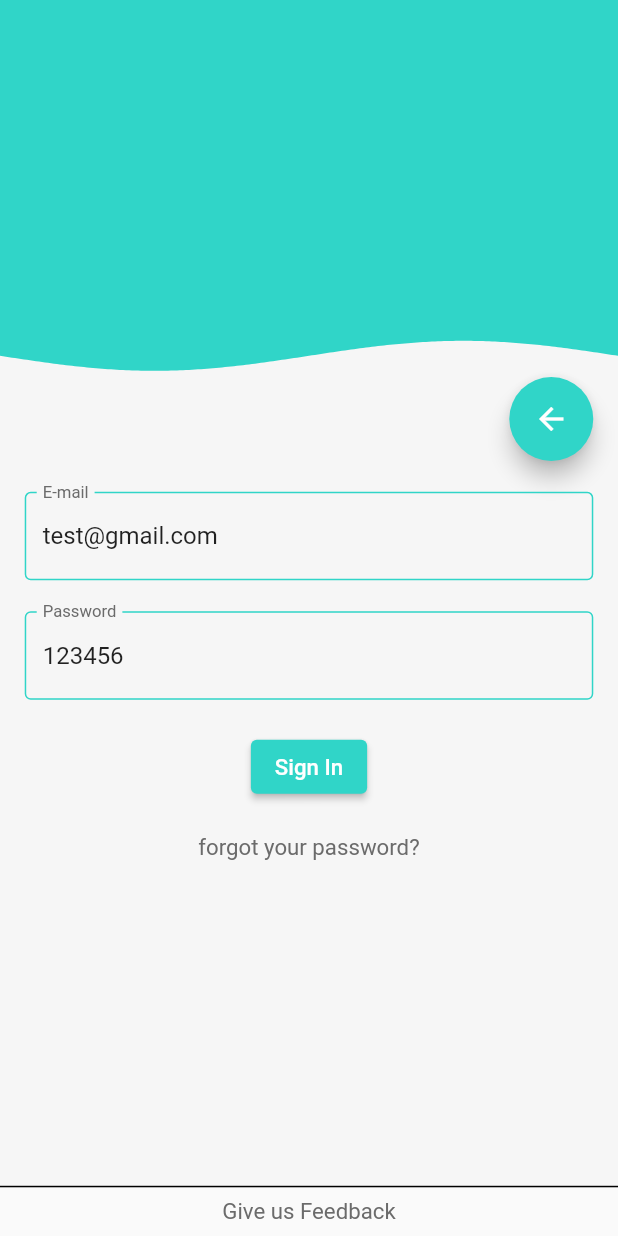
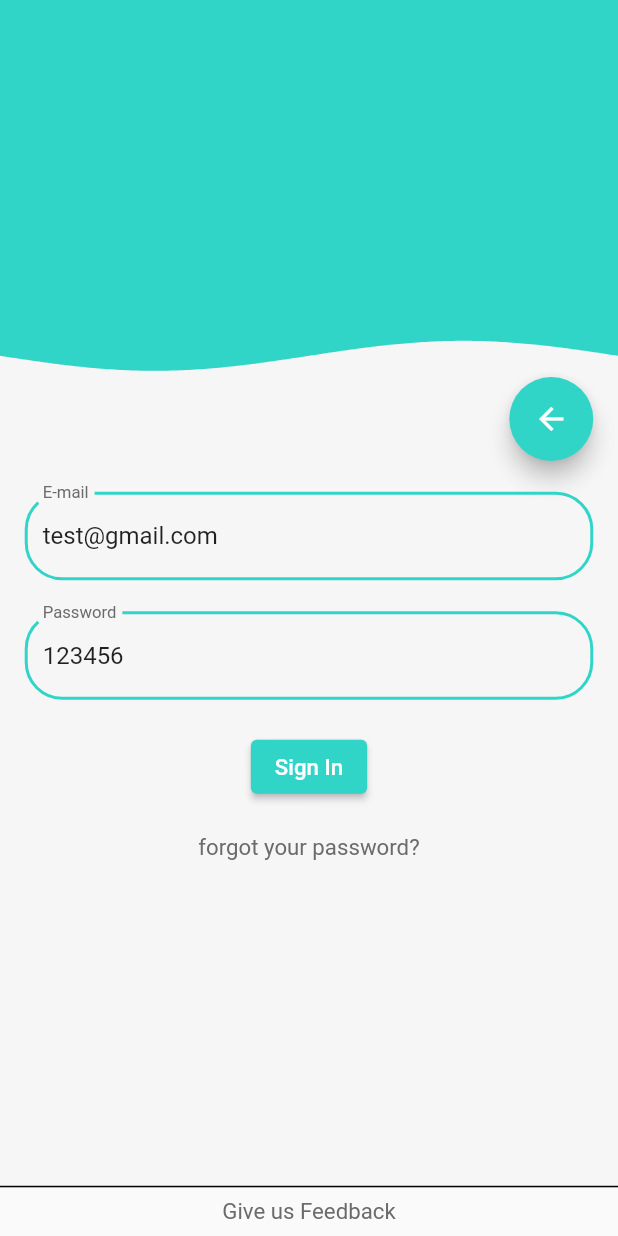
Before and after one commit to yusufguntav/TO-DO-Planner, a Flutter app: the screen it shows after launch, after a tap on "Sign In", on a phone screen of 412 x 824 dp. Run offline on Flutter 3.47's test engine with Material 2 defaults, Android fonts, the phone set to English and light mode, and no system bars; drawn by our look-alikes of wave; our stand-ins replace flutter_keyboard_visibility, flutter_secure_storage, flutter_spinkit, get; missing offline and left inert: drag_and_drop_lists; network calls fail.

```diff
--- a/lib/app/pages/welcomeScreens/components/signInPage/signInPage.dart
+++ b/lib/app/pages/welcomeScreens/components/signInPage/signInPage.dart
@@ -8,6 +8,7 @@ import 'package:to_do_app/core/variables/enums.dart';
 import 'package:to_do_app/core/variables/standartMeasurementUnits.dart';
 import 'package:to_do_app/core/widgets/buttons/customButton.dart';
 import 'package:to_do_app/core/widgets/texts/customText.dart';
+import 'package:to_do_app/core/widgets/texts/customTextFormField.dart';
 
 class SignInPage extends GetView<SignInPageController> {
   const SignInPage({super.key});
@@ -26,15 +27,19 @@ class SignInPage extends GetView<SignInPageController> {
               children: [
                 backButton(),
                 SizedBox(height: StandartMeasurementUnits.extraHighPadding),
-                TextFormField(
-                    controller: controller.getControllers[SignInFields.email],
-                    validator: (val) => controller.isValidEmail(val),
-                    decoration: InputDecoration(label: CustomText('E-mail'))),
+                CustomTextFormField(
+                  controller: controller.getControllers[SignInFields.email],
+                  isValidController: controller.isValidEmail,
+                  color: MainPages.today.getPageColor,
+                  label: 'E-mail',
+                ),
                 SizedBox(height: StandartMeasurementUnits.extraHighPadding),
-                TextFormField(
-                    controller: controller.getControllers[SignInFields.password],
-                    validator: (val) => controller.isValidPassword(val),
-                    decoration: InputDecoration(label: CustomText('Password'))),
+                CustomTextFormField(
+                  controller: controller.getControllers[SignInFields.password],
+                  isValidController: controller.isValidPassword,
+                  color: MainPages.today.getPageColor,
+                  label: 'Password',
+                ),
                 SizedBox(height: StandartMeasurementUnits.extraHighPadding),
                 signInButton(),
                 SizedBox(height: StandartMeasurementUnits.extraHighPadding),
--- a/lib/core/models/category.dart
+++ b/lib/core/models/category.dart
@@ -1,4 +1,5 @@
 class CategoryModel {
-  String name;
-  CategoryModel(this.name);
+  String? name;
+  String? description;
+  CategoryModel(this.name, this.description);
 }
--- a/lib/core/variables/colorTable.dart
+++ b/lib/core/variables/colorTable.dart
@@ -14,7 +14,7 @@ class ColorTable {
   static Color get getReversedTextColor => Get.isDarkMode ? Colors.black : Colors.white;
   static Color get getTitleColor => const Color.fromARGB(255, 48, 213, 200);
   static Color get getHintTextColor => Colors.grey;
-  static Color get getNegativeButtonColor => Colors.red;
-  static Color get getPositiveButtonColor => Colors.green;
-  static Color get getNeutralButtonColor => Colors.grey;
+  static Color get getNegativeColor => Colors.red;
+  static Color get getPositiveColor => Colors.green;
+  static Color get getNeutralColor => Colors.grey;
 }
--- a/lib/core/widgets/buttons/customListTileButton.dart
+++ b/lib/core/widgets/buttons/customListTileButton.dart
@@ -15,7 +15,7 @@ class CustomListTileButton extends StatelessWidget {
     return Padding(
       padding: EdgeInsets.only(top: topPadding ?? 0),
       child: ListTile(
-        onTap: onTapFunction ?? () {},
+        onTap: onTapFunction,
         shape: RoundedRectangleBorder(
           side: BorderSide(color: borderColor),
           borderRadius: BorderRadius.circular(20),
--- a/lib/core/widgets/taskCard.dart
+++ b/lib/core/widgets/taskCard.dart
@@ -4,7 +4,7 @@ import 'package:flutter/material.dart';
 import 'package:get/get.dart';
 import 'package:to_do_app/core/models/task.dart';
 import 'package:to_do_app/core/variables/colorTable.dart';
-import 'package:to_do_app/core/widgets/alertDialog/customDialog.dart';
+import 'package:to_do_app/core/widgets/dialogs/customDialog.dart';
 
 import '../variables/enums.dart';
 import '../variables/standartMeasurementUnits.dart';
@@ -84,7 +84,7 @@ class TaskCard extends StatelessWidget {
               SizedBox(width: StandartMeasurementUnits.normalPadding),
               Expanded(
                 child: ElevatedButton(
-                  style: ElevatedButton.styleFrom(backgroundColor: ColorTable.getNegativeButtonColor),
+                  style: ElevatedButton.styleFrom(backgroundColor: ColorTable.getNegativeColor),
                   onPressed: () {},
                   child: const Icon(Icons.delete),
                 ),
--- /dev/null
+++ b/lib/core/widgets/texts/customTextFormField.dart
@@ -0,0 +1,71 @@
+import 'package:flutter/material.dart';
+import 'package:to_do_app/core/variables/colorTable.dart';
+
+import 'customText.dart';
+
+class CustomTextFormField extends StatelessWidget {
+  const CustomTextFormField(
+      {super.key, this.isValidController, required this.controller, required this.color, this.label = '', this.required = false});
+  final Function? isValidController;
+  final TextEditingController? controller;
+  final bool required;
+  final String label;
+  final Color color;
+  @override
+  Widget build(BuildContext context) {
+    return TextFormField(
+      //TODO Cursor altındaki bubble rengi nasıl değiştrilir
+      cursorColor: color,
+      controller: controller,
+      validator: isValidController != null
+          ? (val) => isValidController!(val)
+          : (val) {
+              return null;
+            },
+      decoration: InputDecoration(
+        label: CustomText(required ? '$label*' : label),
+        focusedBorder: OutlineInputBorder(
+          borderRadius: BorderRadius.circular(25.0),
+          borderSide: BorderSide(
+            color: color,
+          ),
+        ),
+        enabledBorder: OutlineInputBorder(
+          borderRadius: BorderRadius.circular(25.0),
+          borderSide: BorderSide(
+            color: color,
+            width: 2.0,
+          ),
+        ),
+        disabledBorder: OutlineInputBorder(
+          borderRadius: BorderRadius.circular(25.0),
+          borderSide: BorderSide(
+            color: color,
+            width: 2.0,
+          ),
+        ),
+        errorBorder: OutlineInputBorder(
+          borderRadius: BorderRadius.circular(25.0),
+          borderSide: BorderSide(
+            color: ColorTable.getNegativeColor,
+            width: 2.0,
+          ),
+        ),
+        focusedErrorBorder: OutlineInputBorder(
+          borderRadius: BorderRadius.circular(25.0),
+          borderSide: BorderSide(
+            color: ColorTable.getNegativeColor,
+            width: 2.0,
+          ),
+        ),
+        border: OutlineInputBorder(
+          borderRadius: BorderRadius.circular(25.0),
+          borderSide: BorderSide(
+            color: color,
+            width: 2.0,
+          ),
+        ),
+      ),
+    );
+  }
+}
```
Also changed, not shown: lib/app/pages/allTasksPage/allTaskService.dart (+9 -2 lines), lib/app/pages/allTasksPage/allTasksPageController.dart (+61 -26 lines), lib/app/pages/allTasksPage/allTasksPageView.dart (+12 -7 lines), lib/app/pages/allTasksPage/components/addCategoryFormDialog.dart (+23 -28 lines), lib/app/pages/allTasksPage/components/editCategoryFormDialog.dart (added, +106 -0 lines), lib/app/pages/welcomeScreens/components/signUpPage/signUpPage.dart (+20 -13 lines), lib/core/network/baseNetworkService.dart (+57 -48 lines), lib/core/variables/enums.dart (+31 -8 lines), lib/core/widgets/alertDialog/customDialog.dart (deleted, +0 -31 lines), lib/core/widgets/customTileButtonGrill.dart (renamed from lib/core/widgets/categoryGrill.dart, +8 -8 lines), lib/core/widgets/dialogs/customDialog.dart (added, +55 -0 lines), lib/core/widgets/dialogs/customSnackbar.dart (added, +28 -0 lines).
